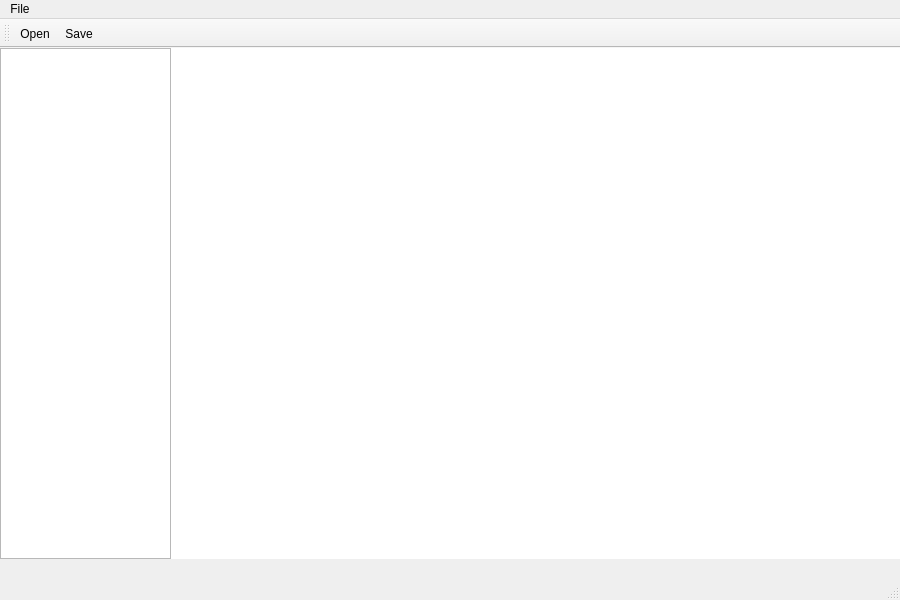
Above: ProcImageLEEM/mainwindow.ui from welintonandrey/ProcImageLEEM before the change. Below: the same form after it.
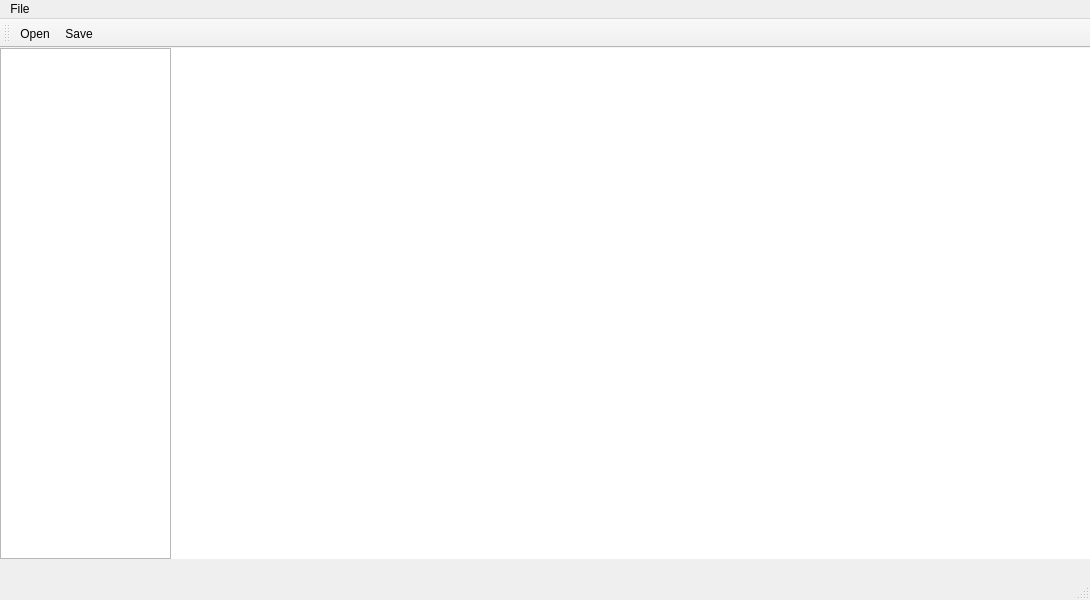
That is the form after the change. Icons and pictures are not drawn.

```diff
--- a/ProcImageLEEM/mainwindow.ui
+++ b/ProcImageLEEM/mainwindow.ui
@@ -6,7 +6,7 @@
    <rect>
     <x>0</x>
     <y>0</y>
-    <width>900</width>
+    <width>1090</width>
     <height>600</height>
    </rect>
   </property>
@@ -37,7 +37,7 @@
      <rect>
       <x>170</x>
       <y>0</y>
-      <width>731</width>
+      <width>921</width>
       <height>511</height>
      </rect>
     </property>
@@ -97,7 +97,7 @@
     <rect>
      <x>0</x>
      <y>0</y>
-     <width>900</width>
+     <width>1090</width>
      <height>25</height>
     </rect>
    </property>
```
